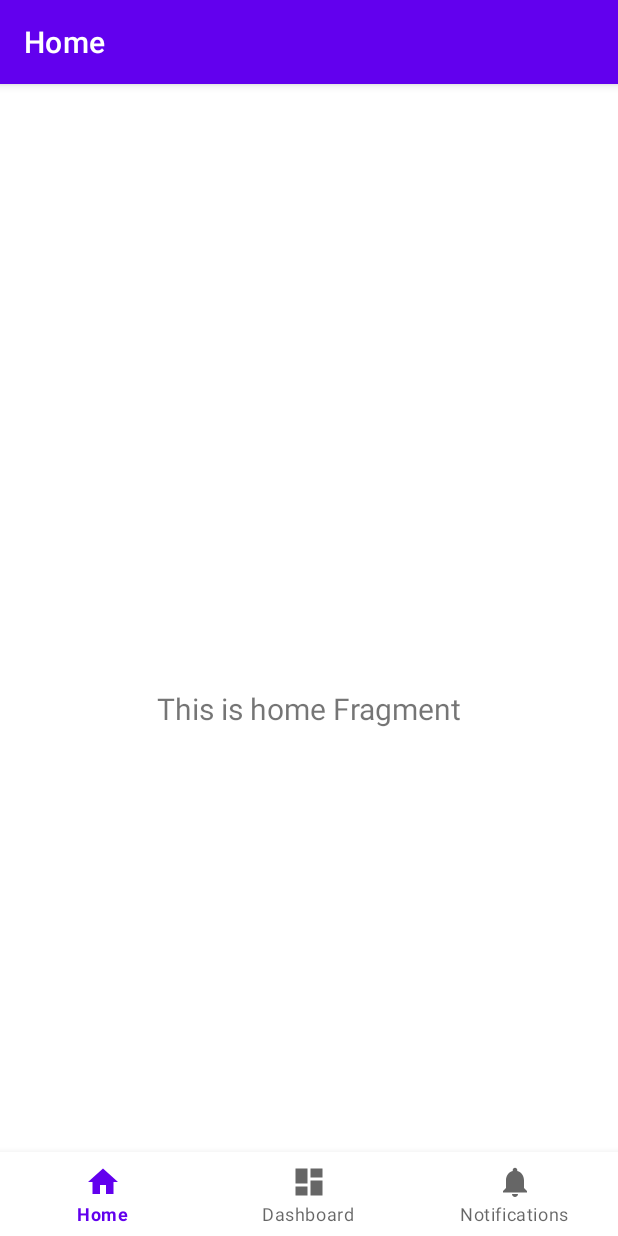
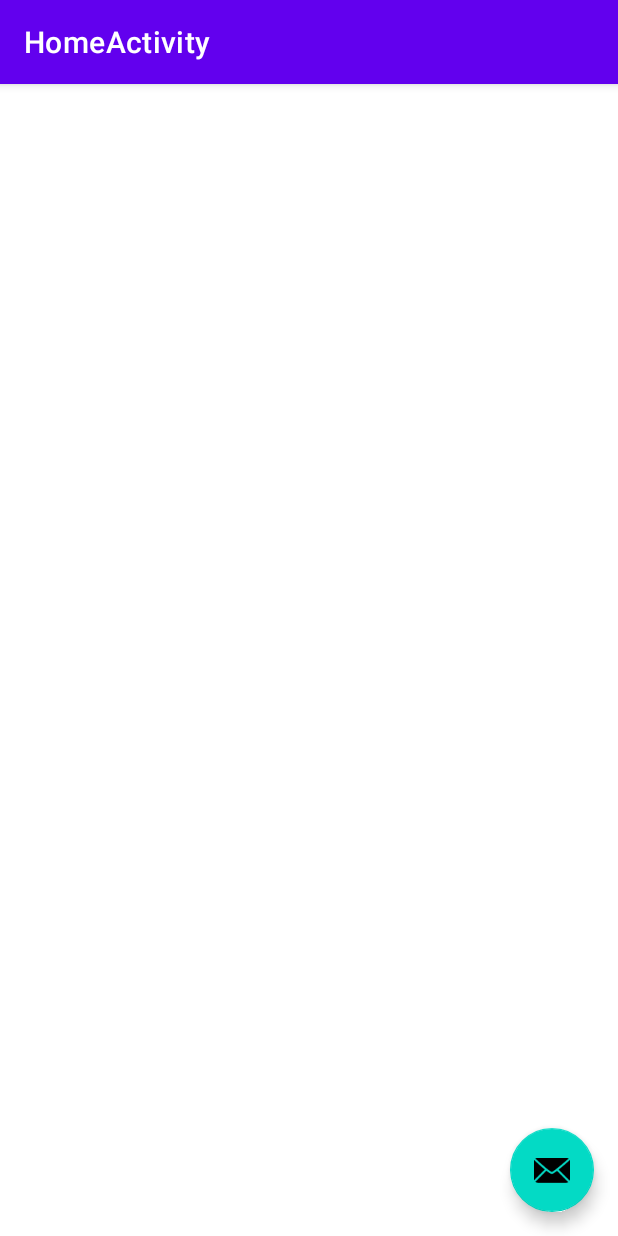
Before and after one commit to Lucas-Pasqualini/Dev-Mobile, an Android app: the screen it shows after launch (MainActivity before the commit, HomeActivity after it), on a phone screen of 412 x 824 dp. Run offline under Robolectric (Android 15) with nearby library versions, the phone set to English and light mode, and no system bars.

Commit message:
feat: HomeActivity

```diff
--- /dev/null
+++ b/app/src/main/java/com/shootylife/soscaller/ui/activities/HomeActivity.kt
@@ -0,0 +1,21 @@
+package com.shootylife.soscaller.ui.activities
+
+import android.os.Bundle
+import com.google.android.material.floatingactionbutton.FloatingActionButton
+import com.google.android.material.snackbar.Snackbar
+import androidx.appcompat.app.AppCompatActivity
+import com.shootylife.soscaller.R
+
+class HomeActivity : AppCompatActivity() {
+
+    override fun onCreate(savedInstanceState: Bundle?) {
+        super.onCreate(savedInstanceState)
+        setContentView(R.layout.activity_home)
+        setSupportActionBar(findViewById(R.id.toolbar))
+
+        findViewById<FloatingActionButton>(R.id.fab).setOnClickListener { view ->
+            Snackbar.make(view, "Replace with your own action", Snackbar.LENGTH_LONG)
+                .setAction("Action", null).show()
+        }
+    }
+}
--- /dev/null
+++ b/app/src/main/res/layout/activity_home.xml
@@ -0,0 +1,33 @@
+<?xml version="1.0" encoding="utf-8"?>
+<androidx.coordinatorlayout.widget.CoordinatorLayout xmlns:android="http://schemas.android.com/apk/res/android"
+    xmlns:app="http://schemas.android.com/apk/res-auto"
+    xmlns:tools="http://schemas.android.com/tools"
+    android:layout_width="match_parent"
+    android:layout_height="match_parent"
+    tools:context=".ui.activities.HomeActivity">
+
+    <com.google.android.material.appbar.AppBarLayout
+        android:layout_width="match_parent"
+        android:layout_height="wrap_content"
+        android:theme="@style/Theme.SOSCaller.AppBarOverlay">
+
+        <androidx.appcompat.widget.Toolbar
+            android:id="@+id/toolbar"
+            android:layout_width="match_parent"
+            android:layout_height="?attr/actionBarSize"
+            android:background="?attr/colorPrimary"
+            app:popupTheme="@style/Theme.SOSCaller.PopupOverlay" />
+
+    </com.google.android.material.appbar.AppBarLayout>
+
+    <include layout="@layout/content_home" />
+
+    <com.google.android.material.floatingactionbutton.FloatingActionButton
+        android:id="@+id/fab"
+        android:layout_width="wrap_content"
+        android:layout_height="wrap_content"
+        android:layout_gravity="bottom|end"
+        android:layout_margin="@dimen/fab_margin"
+        app:srcCompat="@android:drawable/ic_dialog_email" />
+
+</androidx.coordinatorlayout.widget.CoordinatorLayout>
--- /dev/null
+++ b/app/src/main/res/layout/content_home.xml
@@ -0,0 +1,6 @@
+<?xml version="1.0" encoding="utf-8"?>
+<androidx.constraintlayout.widget.ConstraintLayout xmlns:android="http://schemas.android.com/apk/res/android"
+    xmlns:app="http://schemas.android.com/apk/res-auto"
+    android:layout_width="match_parent"
+    android:layout_height="match_parent"
+    app:layout_behavior="@string/appbar_scrolling_view_behavior"></androidx.constraintlayout.widget.ConstraintLayout>
--- a/app/src/main/res/values/dimens.xml
+++ b/app/src/main/res/values/dimens.xml
@@ -2,4 +2,5 @@
     <!-- Default screen margins, per the Android Design guidelines. -->
     <dimen name="activity_horizontal_margin">16dp</dimen>
     <dimen name="activity_vertical_margin">16dp</dimen>
+    <dimen name="fab_margin">16dp</dimen>
 </resources>
--- a/app/src/main/res/values/themes.xml
+++ b/app/src/main/res/values/themes.xml
@@ -13,4 +13,13 @@
         <item name="android:statusBarColor" tools:targetApi="l">?attr/colorPrimaryVariant</item>
         <!-- Customize your theme here. -->
     </style>
+
+    <style name="Theme.SOSCaller.NoActionBar">
+        <item name="windowActionBar">false</item>
+        <item name="windowNoTitle">true</item>
+    </style>
+
+    <style name="Theme.SOSCaller.AppBarOverlay" parent="ThemeOverlay.AppCompat.Dark.ActionBar" />
+
+    <style name="Theme.SOSCaller.PopupOverlay" parent="ThemeOverlay.AppCompat.Light" />
 </resources>
```
Also changed, not shown: app/src/main/AndroidManifest.xml (+10 -0 lines), app/src/main/java/com/shootylife/soscaller/ui/activities/FirstFragment.kt (added, +32 -0 lines), app/src/main/java/com/shootylife/soscaller/ui/activities/SecondFragment.kt (added, +29 -0 lines), app/src/main/res/layout/fragment_first.xml (added, +28 -0 lines), app/src/main/res/layout/fragment_second.xml (added, +27 -0 lines), app/src/main/res/navigation/nav_graph.xml (added, +28 -0 lines), app/src/main/res/values/strings.xml (+9 -0 lines).
